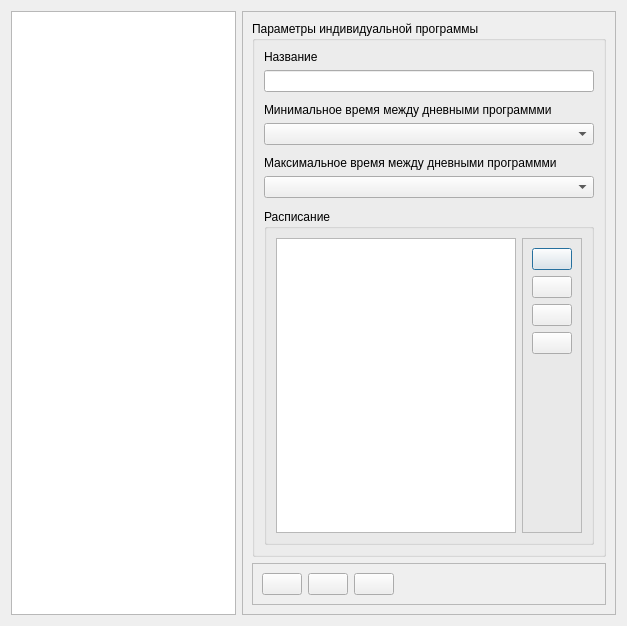
Qt form personal_programs/dialogs/personalprogramseditor.ui (grigp/a-analyser) before a commit.
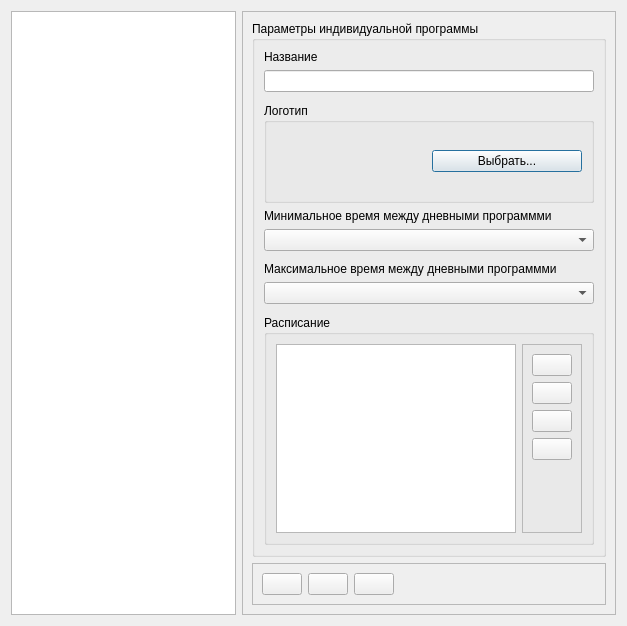
The same form after that commit. Icons and pictures are not drawn.

Diff of the .ui file:
```diff
--- a/personal_programs/dialogs/personalprogramseditor.ui
+++ b/personal_programs/dialogs/personalprogramseditor.ui
@@ -71,6 +71,35 @@
            </property>
           </spacer>
          </item>
+         <item>
+          <widget class="QGroupBox" name="gbIcon">
+           <property name="minimumSize">
+            <size>
+             <width>0</width>
+             <height>100</height>
+            </size>
+           </property>
+           <property name="title">
+            <string>Логотип</string>
+           </property>
+           <layout class="QHBoxLayout" name="horizontalLayout_3">
+            <item>
+             <widget class="QLabel" name="lblLogo">
+              <property name="text">
+               <string/>
+              </property>
+             </widget>
+            </item>
+            <item>
+             <widget class="QPushButton" name="btnLogoSelect">
+              <property name="text">
+               <string>Выбрать...</string>
+              </property>
+             </widget>
+            </item>
+           </layout>
+          </widget>
+         </item>
          <item>
           <widget class="QLabel" name="lblMinTimeBetweenDP">
            <property name="text">
```
Left out of the diff: 41 changed lines with no effect on the pictures.
